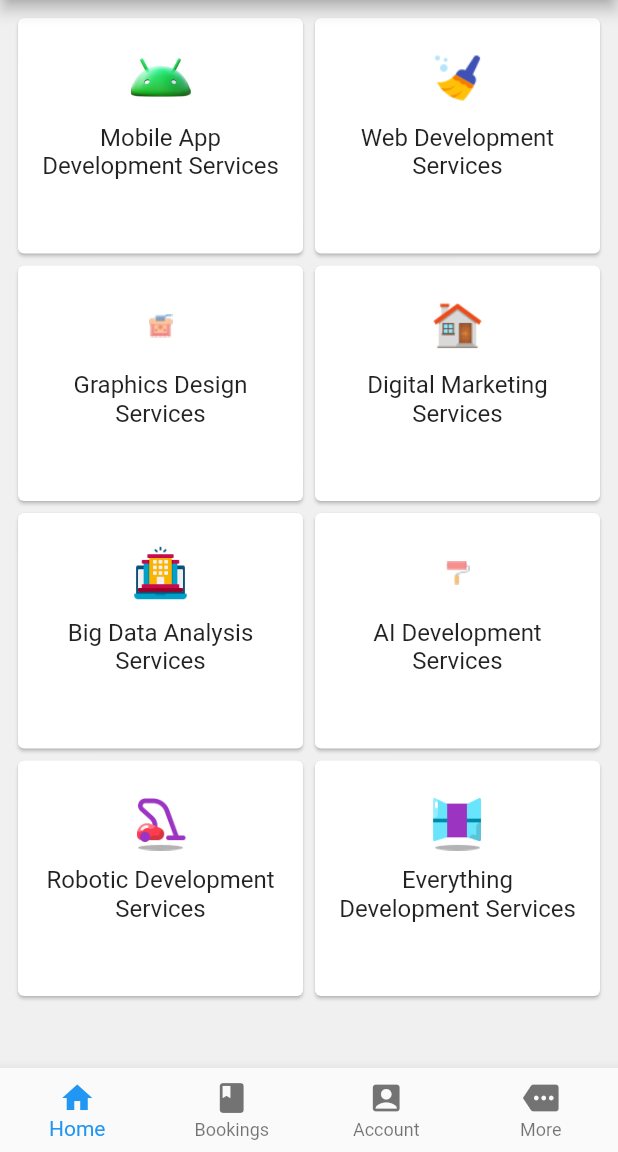
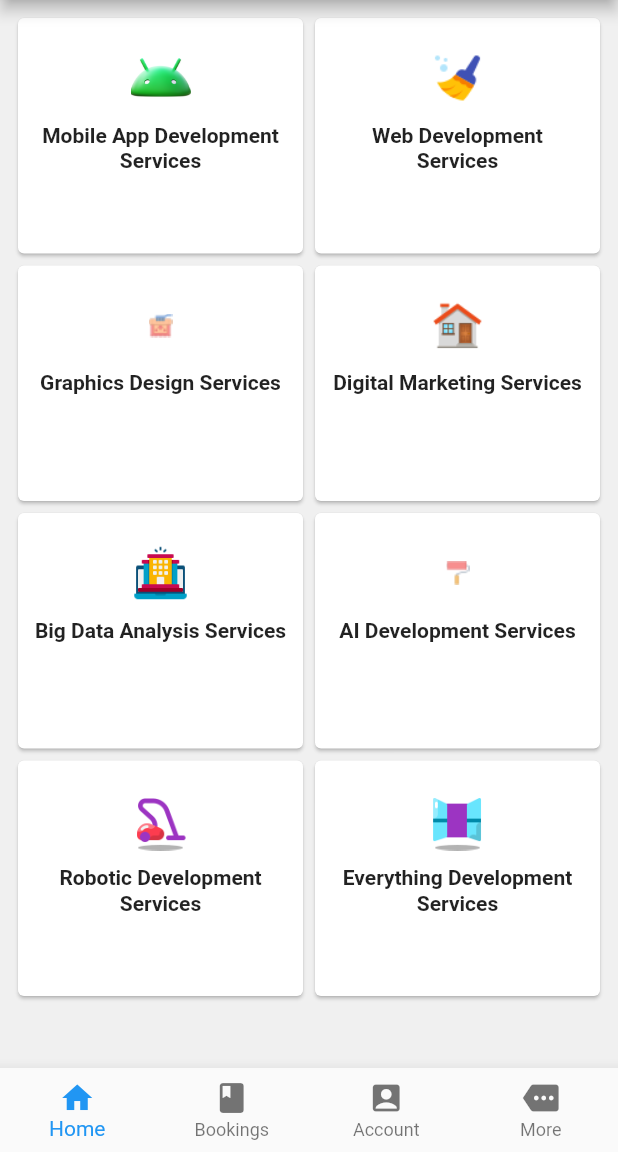
Before and after one commit to jonyszone/flutter_dashboard_ui, a Flutter app: the screen it shows after launch, on a phone screen of 412 x 824 dp, the part 84-1236 px from its top. Run offline on Flutter 3.47's test engine with Material 2 defaults, Android fonts, the phone set to English and light mode, and no system bars.

Commit message:
font weight fix

```diff
--- a/lib/dashboard_page.dart
+++ b/lib/dashboard_page.dart
@@ -52,7 +52,7 @@ class DashboardPage extends StatelessWidget {
                       alignment: Alignment.center,
                       child: Text(
                         services[index],
-                        style: const TextStyle(fontSize: 16, height: 1.2),
+                        style: const TextStyle(fontSize: 14, height: 1.2, fontWeight: FontWeight.bold),
                         textAlign: TextAlign.center,
                       ),
                     ),
```
